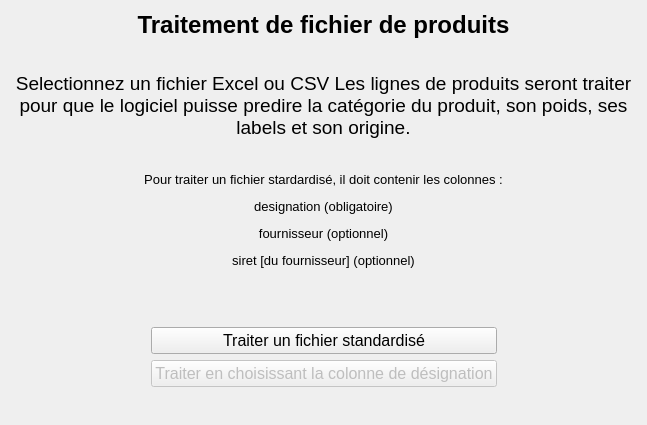
Before: the Qt Designer form gui/Traitement_selecteur.ui in WallaceVBB/EpiData, drawn with Qt 5.
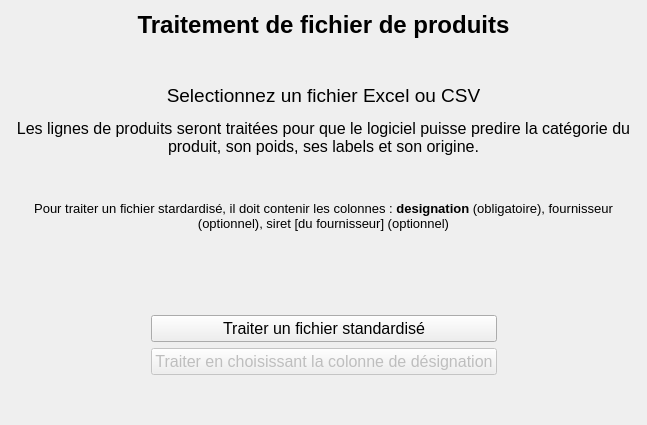
After: the same form once the commit is applied.

Commit message: Fix mistypes in UIs

```diff
--- a/gui/Traitement_selecteur.ui
+++ b/gui/Traitement_selecteur.ui
@@ -51,7 +51,7 @@
       <number>0</number>
      </property>
      <property name="text">
-      <string>&lt;html&gt;&lt;head/&gt;&lt;body&gt;&lt;p align=&quot;center&quot;&gt;&lt;span style=&quot; font-size:14pt;&quot;&gt;Selectionnez un fichier Excel ou CSV Les lignes de produits seront traiter pour que le logiciel puisse predire la catégorie du produit, son poids, ses labels et son origine.&lt;/span&gt;&lt;/p&gt;&lt;/body&gt;&lt;/html&gt;</string>
+      <string>&lt;html&gt;&lt;head/&gt;&lt;body&gt;&lt;p align=&quot;center&quot;&gt;&lt;span style=&quot; font-size:14pt;&quot;&gt;Selectionnez un fichier Excel ou CSV&lt;/span&gt;&lt;/p&gt;&lt;p align=&quot;center&quot;&gt;Les lignes de produits seront traitées pour que le logiciel puisse predire la catégorie du produit, son poids, ses labels et son origine.&lt;/p&gt;&lt;/body&gt;&lt;/html&gt;</string>
      </property>
      <property name="wordWrap">
       <bool>true</bool>
@@ -80,7 +80,7 @@
    <item>
     <widget class="QLabel" name="label_3">
      <property name="text">
-      <string>&lt;html&gt;&lt;head/&gt;&lt;body&gt;&lt;p align=&quot;center&quot;&gt;&lt;span style=&quot; font-size:10pt;&quot;&gt;Pour traiter un fichier stardardisé, il doit contenir les colonnes :&lt;/span&gt;&lt;/p&gt;&lt;p align=&quot;center&quot;&gt;&lt;span style=&quot; font-size:10pt;&quot;&gt;designation (obligatoire)&lt;/span&gt;&lt;/p&gt;&lt;p align=&quot;center&quot;&gt;&lt;span style=&quot; font-size:10pt;&quot;&gt;fournisseur (optionnel)&lt;/span&gt;&lt;/p&gt;&lt;p align=&quot;center&quot;&gt;&lt;span style=&quot; font-size:10pt;&quot;&gt;siret [du fournisseur] (optionnel)&lt;/span&gt;&lt;/p&gt;&lt;/body&gt;&lt;/html&gt;</string>
+      <string>&lt;html&gt;&lt;head/&gt;&lt;body&gt;&lt;p align=&quot;center&quot;&gt;&lt;span style=&quot; font-size:10pt;&quot;&gt;Pour traiter un fichier stardardisé, il doit contenir les colonnes : &lt;/span&gt;&lt;span style=&quot; font-size:10pt; font-weight:700;&quot;&gt;designation&lt;/span&gt;&lt;span style=&quot; font-size:10pt;&quot;&gt; (obligatoire), fournisseur (optionnel), siret [du fournisseur] (optionnel)&lt;/span&gt;&lt;/p&gt;&lt;/body&gt;&lt;/html&gt;</string>
      </property>
      <property name="wordWrap">
       <bool>true</bool>
```
The commit also changes 3 other files.
